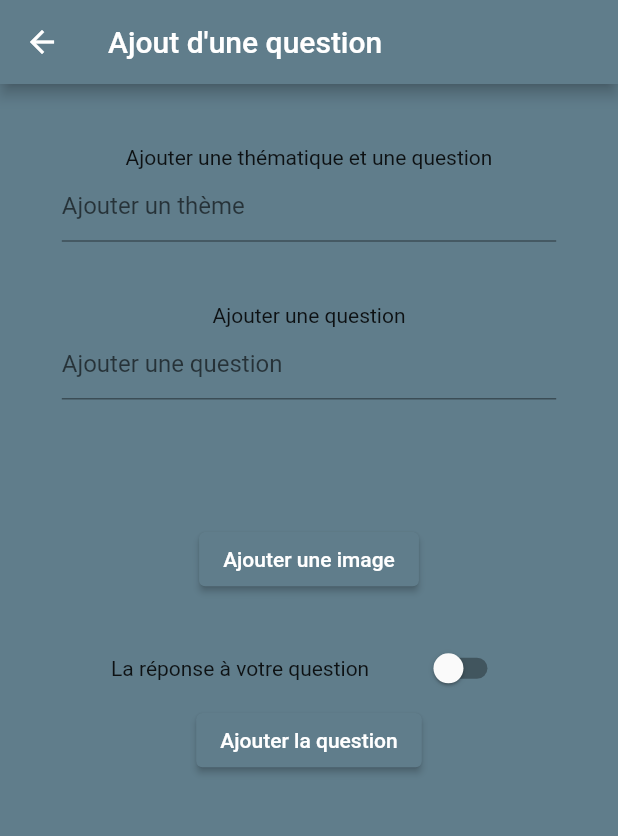
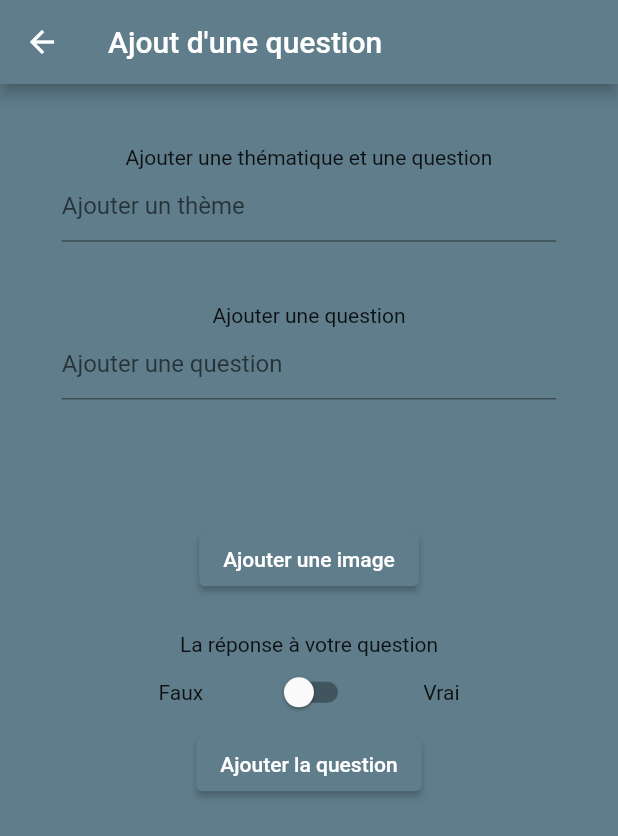
Before and after one commit to benjaminAd/Question-Reponses-TP4, a Flutter app: the AddQuestion screen opened directly, on a phone screen of 412 x 824 dp. Shown: the top 836 px of the screen. Run offline on Flutter 3.47's test engine with Material 2 defaults, Android fonts, the phone set to English and light mode, and no system bars; our stand-ins replace bloc, cloud_firestore, firebase_core, firebase_storage, flutter_bloc, font_awesome_flutter and 1 more; accounts and stored records are empty.

Commit message:
Update View Add Question
Mise en forme du switch afin de choisir la réponse à la question

```diff
--- a/Flutter-Questions-Reponses/lib/views/screen/add_question_view.dart
+++ b/Flutter-Questions-Reponses/lib/views/screen/add_question_view.dart
@@ -103,15 +103,16 @@ class _AddQuestionState extends State<AddQuestion> {
                         SizedBox(
                           height: MediaQuery.of(context).size.height * 0.03,
                         ),
+                        Text("La réponse à votre question"),
                         Container(
-                          width: MediaQuery.of(context).size.width * 0.8,
+                          width: MediaQuery.of(context).size.width * 0.7,
                           child: Row(
                             mainAxisAlignment: MainAxisAlignment.spaceEvenly,
-                            crossAxisAlignment: CrossAxisAlignment.center,
                             children: [
-                              Text("La réponse à votre question"),
+                              Text("Faux"),
                               Switch(
-                                  value: _isSwitchOn, onChanged: _updateAnswer)
+                                  value: _isSwitchOn, onChanged: _updateAnswer),
+                              Text("Vrai"),
                             ],
                           ),
                         ),
```
